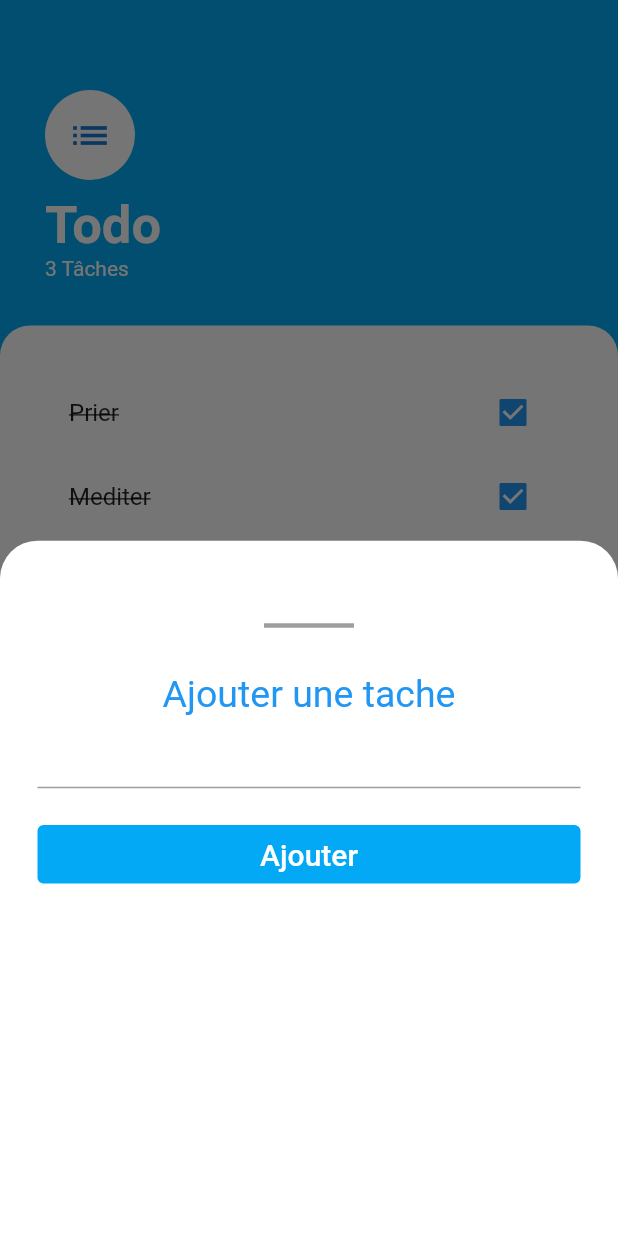
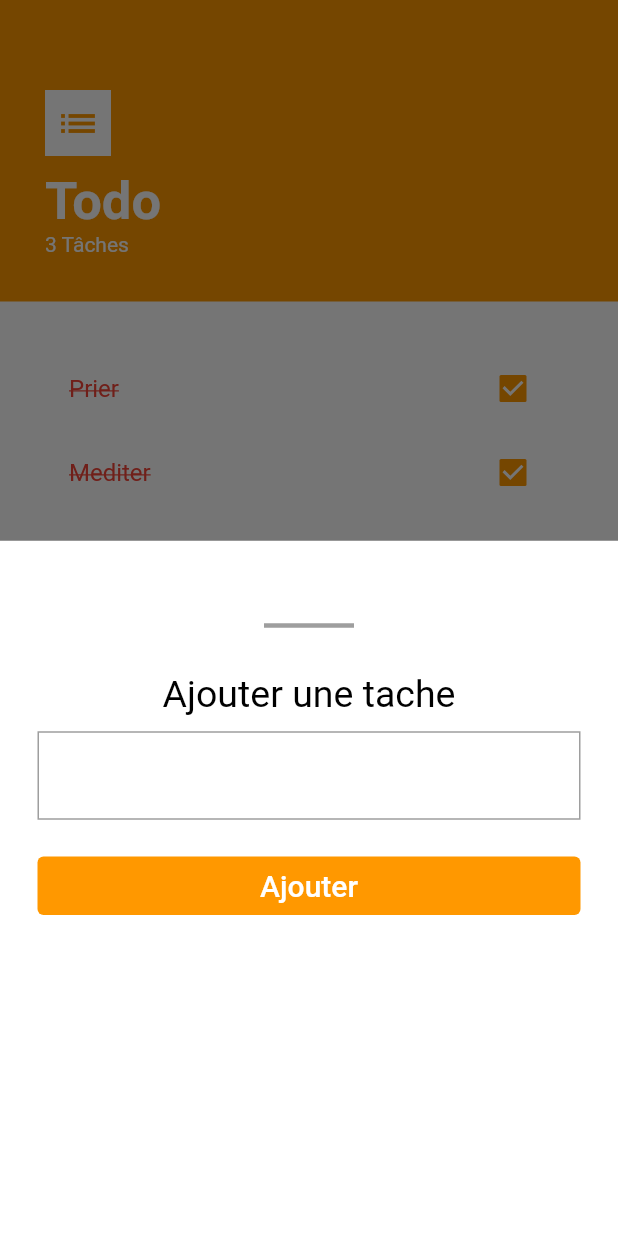
Before and after one commit to madison08/todo_flutter, a Flutter app: the screen it shows after launch, after a tap on the "add" icon, on a phone screen of 412 x 824 dp. Run offline on Flutter 3.47's test engine with Material 2 defaults, Android fonts, the phone set to English and light mode, and no system bars.

Commit message:
update, delete task and redesign app

```diff
--- a/lib/constants.dart
+++ b/lib/constants.dart
@@ -1,3 +1,3 @@
 import 'package:flutter/material.dart';
 
-const kPrimaryColor = Colors.lightBlue;
+const kPrimaryColor = Colors.orange;
--- a/lib/providers/data_provider.dart
+++ b/lib/providers/data_provider.dart
@@ -34,6 +34,11 @@ class DataProvider with ChangeNotifier {
     print(_tasks);
   }
 
+  void deleteTask(Task task) {
+    this._tasks.remove(task);
+    notifyListeners();
+  }
+
   void checkTask(Task task) {
     task.toggleDone();
     notifyListeners();
--- a/lib/screens/Tasks_screen.dart
+++ b/lib/screens/Tasks_screen.dart
@@ -23,7 +23,8 @@ class TasksScreen extends StatelessWidget {
           );
         },
         child: Icon(Icons.add),
-        backgroundColor: Colors.lightBlueAccent,
+        backgroundColor: kPrimaryColor,
+        shape: RoundedRectangleBorder(),
       ),
       body: Column(
         crossAxisAlignment: CrossAxisAlignment.start,
@@ -34,13 +35,24 @@ class TasksScreen extends StatelessWidget {
             child: Column(
               crossAxisAlignment: CrossAxisAlignment.start,
               children: <Widget>[
-                CircleAvatar(
+                // CircleAvatar(
+                //   child: Icon(
+                //     Icons.list,
+                //     size: 30.0,
+                //     color: kPrimaryColor,
+                //   ),
+                //   backgroundColor: Colors.white,
+                //   radius: 30.0,
+                // ),
+                Container(
+                  // height: 20.0,
+                  padding: EdgeInsets.all(7.0),
+                  color: Colors.white,
                   child: Icon(
                     Icons.list,
                     size: 30.0,
+                    color: kPrimaryColor,
                   ),
-                  backgroundColor: Colors.white,
-                  radius: 30.0,
                 ),
                 SizedBox(
                   height: 10.0,
@@ -53,11 +65,6 @@ class TasksScreen extends StatelessWidget {
                     fontWeight: FontWeight.bold,
                   ),
                 ),
-                // TextField(
-                //   onChanged: (val) {
-                //     Provider.of<Data>(context, listen: false).changeString(val);
-                //   },
-                // ),
                 Text(
                   '${Provider.of<DataProvider>(context).taskCount} Tâches', //'${Provider.of<DataProvider>(context).tasks.length} Tâches',
                   style: TextStyle(
@@ -73,10 +80,10 @@ class TasksScreen extends StatelessWidget {
               // color: Colors.white,
               decoration: BoxDecoration(
                 color: Colors.white,
-                borderRadius: BorderRadius.only(
-                  topLeft: Radius.circular(20.0),
-                  topRight: Radius.circular(20.0),
-                ),
+                // borderRadius: BorderRadius.only(
+                //   topLeft: Radius.circular(20.0),
+                //   topRight: Radius.circular(20.0),
+                // ),
               ),
               child: Container(
                 width: double.infinity,
--- a/lib/screens/addTask_screen.dart
+++ b/lib/screens/addTask_screen.dart
@@ -21,10 +21,10 @@ class _AddTaskState extends State<AddTask> {
       width: 10.0,
       decoration: BoxDecoration(
         color: Colors.white,
-        borderRadius: BorderRadius.only(
-          topLeft: Radius.circular(25.0),
-          topRight: Radius.circular(25.0),
-        ),
+        // borderRadius: BorderRadius.only(
+        //   topLeft: Radius.circular(25.0),
+        //   topRight: Radius.circular(25.0),
+        // ),
       ),
       child: Column(
         children: <Widget>[
@@ -42,17 +42,27 @@ class _AddTaskState extends State<AddTask> {
           Text(
             'Ajouter une tache',
             style: TextStyle(
-              color: Colors.blue,
+              color: Colors.black,
               fontSize: 25.0,
             ),
           ),
+          SizedBox(
+            height: 10.0,
+          ),
           TextField(
+            decoration: InputDecoration(
+              border: OutlineInputBorder(
+                borderRadius: BorderRadius.all(Radius.circular(0.0)),
+                borderSide: BorderSide(
+                  width: 0.5,
+                  color: kPrimaryColor, //Colors.grey.withOpacity(0.3),
+                ),
+              ),
+            ),
             controller: _taskController,
             // autofocus: true,
             onChanged: (val) {
-              // print(val);
               task = val;
-              // _taskController.text = val;
             },
 
             // onSubmitted: () {
@@ -68,6 +78,11 @@ class _AddTaskState extends State<AddTask> {
               Provider.of<DataProvider>(context, listen: false)
                   .addTask(_taskController.text);
               Navigator.pop(context);
+              ScaffoldMessenger.of(context).showSnackBar(SnackBar(
+                content: Text("Tâches Ajouter"),
+                backgroundColor: Colors.green[400],
+                duration: Duration(seconds: 2),
+              ));
             },
             child: Container(
               width: double.infinity,
--- a/lib/widgets/Tasks_list.dart
+++ b/lib/widgets/Tasks_list.dart
@@ -16,14 +16,24 @@ class TaskList extends StatelessWidget {
           itemCount: dataProvider
               .taskCount, //dataProvider.tasks.length, //Provider.of<DataProvider>(context).tasks.length,
           itemBuilder: (BuildContext context, int index) {
-            return TaskTitle(
-                titleList: dataProvider.getAllTasks[index]
-                    .name, //Provider.of<DataProvider>(context).tasks[index].name, //tasks[index].name,
-                isChecked: dataProvider.getAllTasks[index]
-                    .isDone, //Provider.of<DataProvider>(context).tasks[index].isDone,
-                checkBoxCallback: (checkBoxState) {
-                  dataProvider.getAllTasks[index];
-                });
+            return GestureDetector(
+              onLongPress: () {
+                dataProvider.deleteTask(dataProvider.getAllTasks[index]);
+                ScaffoldMessenger.of(context).showSnackBar(SnackBar(
+                  content: Text("Tâches supprimer"),
+                  backgroundColor: Colors.green[400],
+                  duration: Duration(seconds: 1),
+                ));
+              },
+              child: TaskTitle(
+                  titleList: dataProvider.getAllTasks[index]
+                      .name, //Provider.of<DataProvider>(context).tasks[index].name, //tasks[index].name,
+                  isChecked: dataProvider.getAllTasks[index]
+                      .isDone, //Provider.of<DataProvider>(context).tasks[index].isDone,
+                  checkBoxCallback: (checkBoxState) {
+                    dataProvider.checkTask(dataProvider.getAllTasks[index]);
+                  }),
+            );
           },
         );
       },
--- a/lib/widgets/Tasks_title.dart
+++ b/lib/widgets/Tasks_title.dart
@@ -1,5 +1,6 @@
 import 'package:flutter/material.dart';
 import 'package:provider/provider.dart';
+import 'package:todoapp/constants.dart';
 
 import '../widgets/myData.dart';
 
@@ -25,11 +26,13 @@ class TaskTitle extends StatelessWidget {
         style: TextStyle(
           decoration:
               isChecked ? TextDecoration.lineThrough : TextDecoration.none,
+          color: isChecked ? Colors.red : Colors.black,
         ),
       ),
       trailing: Checkbox(
         value: isChecked,
         onChanged: checkBoxCallback,
+        activeColor: kPrimaryColor,
       ),
     );
   }
```
